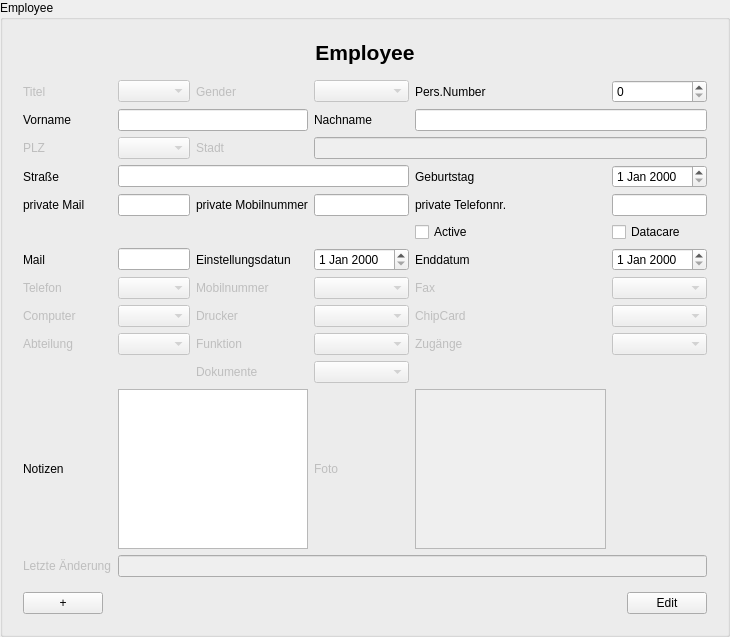
Above: src/libs/widgets/src/views/employeeinputarea.ui from jmuelbert/jmbde-QT before the change. Below: the same form after it.
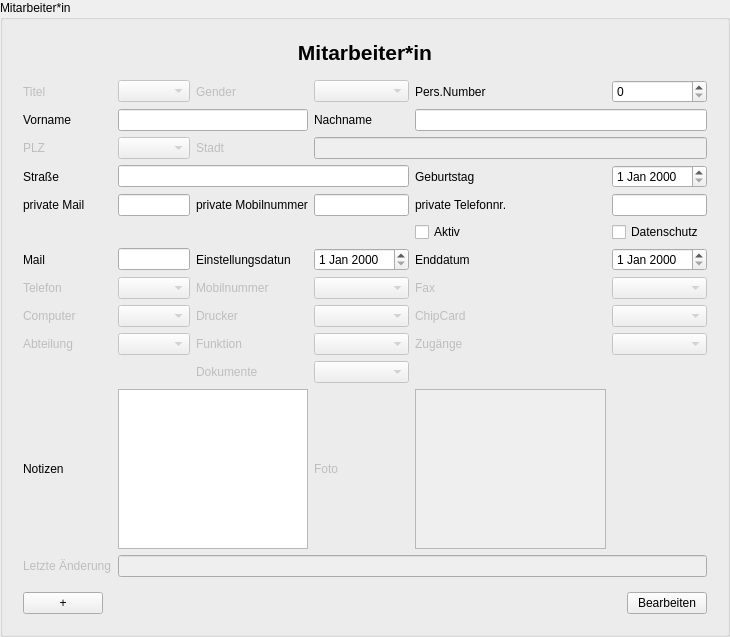
That is the form after the change.

Patch:
```diff
--- a/src/libs/widgets/src/views/employeeinputarea.ui
+++ b/src/libs/widgets/src/views/employeeinputarea.ui
@@ -17,7 +17,7 @@
    <string>EmployeeInputDialog</string>
   </property>
   <property name="title">
-   <string>Employee</string>
+   <string>Mitarbeiter*in</string>
   </property>
   <layout class="QVBoxLayout" name="verticalLayout_3">
    <item>
@@ -35,7 +35,7 @@
            </font>
           </property>
           <property name="text">
-           <string>Employee</string>
+           <string>Mitarbeiter*in</string>
           </property>
           <property name="alignment">
            <set>Qt::AlignCenter</set>
@@ -294,7 +294,7 @@
         <item row="6" column="4">
          <widget class="QCheckBox" name="activeCheckBox">
           <property name="text">
-           <string>Active</string>
+           <string>Aktiv</string>
           </property>
          </widget>
         </item>
@@ -383,7 +383,7 @@
         <item row="6" column="5">
          <widget class="QCheckBox" name="dataCareCheckBox">
           <property name="text">
-           <string>Datacare</string>
+           <string>Datenschutz</string>
           </property>
          </widget>
         </item>
@@ -596,7 +596,7 @@
         <item>
          <widget class="QPushButton" name="pushButton_EditFinish">
           <property name="text">
-           <string>Edit</string>
+           <string>Bearbeiten</string>
           </property>
          </widget>
         </item>
```
Left out of the diff: 12 changed lines with no effect on the pictures.
